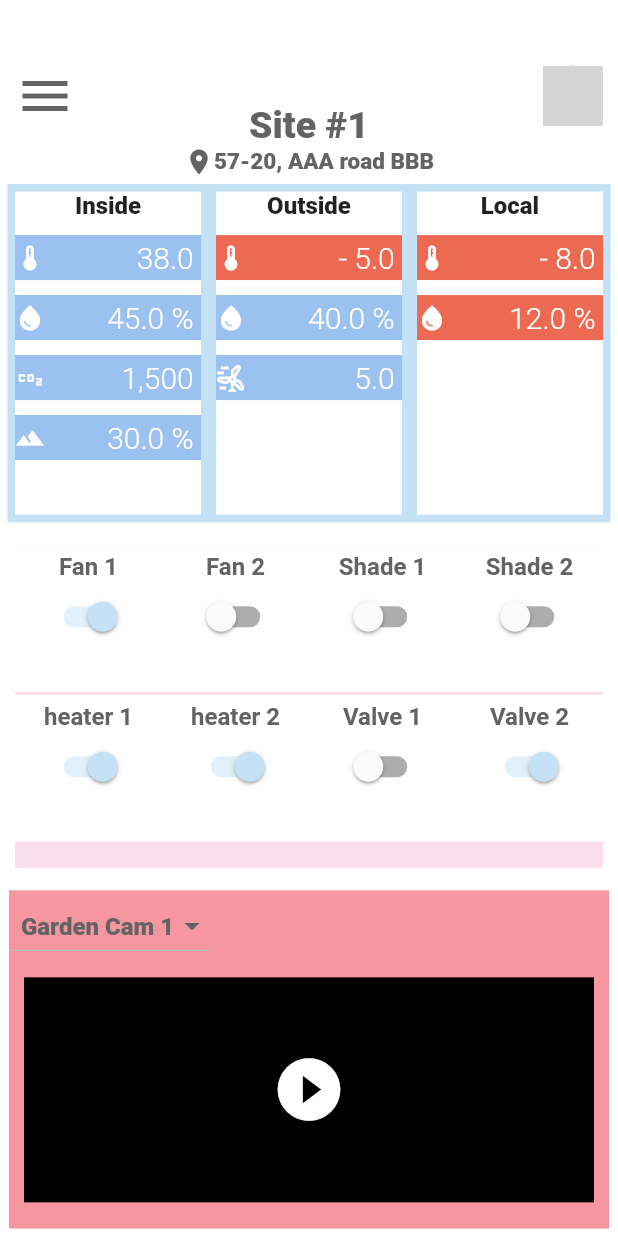
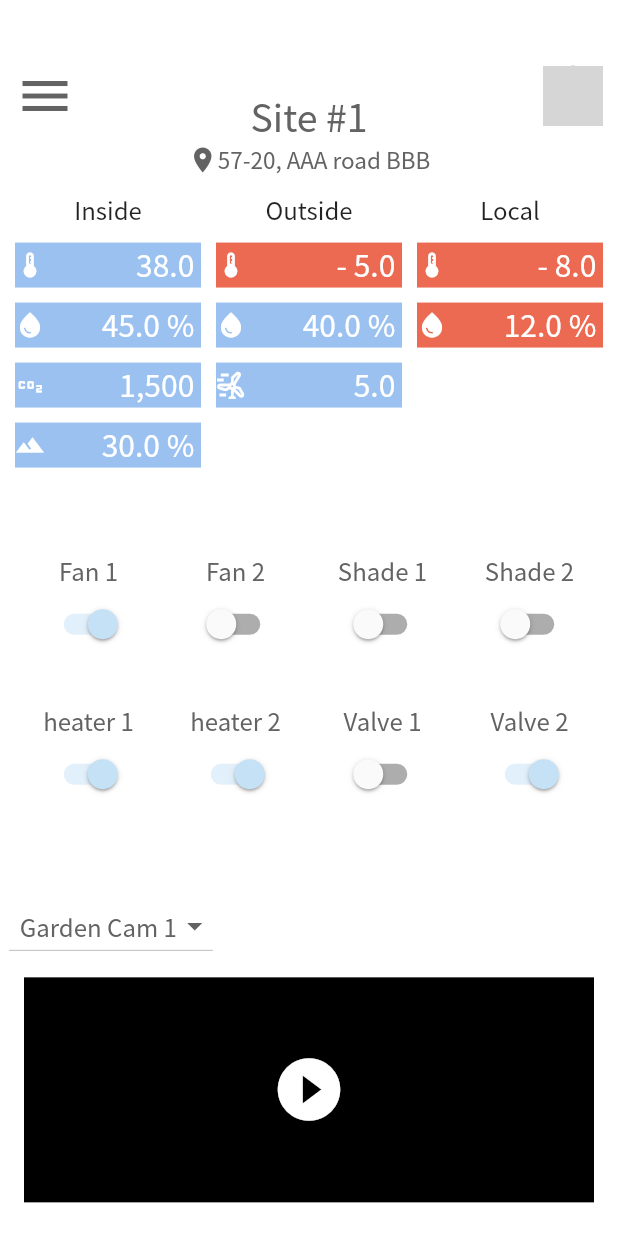
Before and after one commit to zrcn2sh/ggarden, a Flutter app: the HomeScreen screen opened directly, on a phone screen of 412 x 824 dp. Run offline on Flutter 3.47's test engine with Material 2 defaults, Android fonts, the phone set to English and light mode, and no system bars; grey boxes are pictures that could not be loaded.

Commit message:
Summary
디자인 수정

```diff
--- a/lib/main.dart
+++ b/lib/main.dart
@@ -13,6 +13,7 @@ class App extends StatelessWidget {
     return MaterialApp(
       theme: ThemeData(
           backgroundColor: Colors.white30,
+          fontFamily: 'NotoSansKR',
           textTheme: const TextTheme(
             headline1: TextStyle(
               color: Color.fromRGBO(147, 174, 193, 1),
--- a/lib/screens/home_screen.dart
+++ b/lib/screens/home_screen.dart
@@ -39,7 +39,7 @@ class _HomeScreenState extends State<HomeScreen> {
                             style: TextStyle(
                                 color: Theme.of(context).cardColor,
                                 fontSize: 25,
-                                fontWeight: FontWeight.w900),
+                                fontWeight: FontWeight.w100),
                           ),
                           Row(
                             children: [
@@ -49,7 +49,7 @@ class _HomeScreenState extends State<HomeScreen> {
                                   style: TextStyle(
                                       color: Theme.of(context).cardColor,
                                       fontSize: 15,
-                                      fontWeight: FontWeight.w900))
+                                      fontWeight: FontWeight.w100))
                             ],
                           )
                         ],
@@ -71,8 +71,7 @@ class _HomeScreenState extends State<HomeScreen> {
               fit: FlexFit.tight,
               flex: 2,
               child: Container(
-                  decoration: const BoxDecoration(
-                      color: Color.fromRGBO(196, 225, 246, 1)),
+                  decoration: const BoxDecoration(color: Colors.white38),
                   margin: const EdgeInsets.all(5),
                   child: Row(
                     mainAxisAlignment: MainAxisAlignment.spaceAround,
@@ -88,7 +87,7 @@ class _HomeScreenState extends State<HomeScreen> {
                               const Text(
                                 'Inside',
                                 style: TextStyle(
-                                    fontSize: 16, fontWeight: FontWeight.w900),
+                                    fontSize: 16, fontWeight: FontWeight.w100),
                               ),
                               const SizedBox(
                                 height: 10,
@@ -112,7 +111,7 @@ class _HomeScreenState extends State<HomeScreen> {
                                         style: TextStyle(
                                             color: Colors.white,
                                             fontSize: 20,
-                                            fontWeight: FontWeight.w300),
+                                            fontWeight: FontWeight.w100),
                                       )
                                     ],
                                   ),
@@ -140,7 +139,7 @@ class _HomeScreenState extends State<HomeScreen> {
                                         style: TextStyle(
                                             color: Colors.white,
                                             fontSize: 20,
-                                            fontWeight: FontWeight.w300),
+                                            fontWeight: FontWeight.w100),
                                       )
                                     ],
                                   ),
@@ -168,7 +167,7 @@ class _HomeScreenState extends State<HomeScreen> {
                                         style: TextStyle(
                                             color: Colors.white,
                                             fontSize: 20,
-                                            fontWeight: FontWeight.w300),
+                                            fontWeight: FontWeight.w100),
                                       )
                                     ],
                                   ),
@@ -196,7 +195,7 @@ class _HomeScreenState extends State<HomeScreen> {
                                         style: TextStyle(
                                             color: Colors.white,
                                             fontSize: 20,
-                                            fontWeight: FontWeight.w300),
+                                            fontWeight: FontWeight.w100),
                                       )
                                     ],
                                   ),
@@ -216,7 +215,7 @@ class _HomeScreenState extends State<HomeScreen> {
                               const Text(
                                 'Outside',
                                 style: TextStyle(
-                                    fontSize: 16, fontWeight: FontWeight.w900),
+                                    fontSize: 16, fontWeight: FontWeight.w100),
                               ),
                               const SizedBox(
                                 height: 10,
@@ -240,7 +239,7 @@ class _HomeScreenState extends State<HomeScreen> {
                                         style: TextStyle(
                                             color: Colors.white,
                                             fontSize: 20,
-                                            fontWeight: FontWeight.w300),
+                                            fontWeight: FontWeight.w100),
                                       )
                                     ],
                                   ),
@@ -268,7 +267,7 @@ class _HomeScreenState extends State<HomeScreen> {
                                         style: TextStyle(
                                             color: Colors.white,
                                             fontSize: 20,
-                                            fontWeight: FontWeight.w300),
+                                            fontWeight: FontWeight.w100),
                                       )
                                     ],
                                   ),
@@ -296,7 +295,7 @@ class _HomeScreenState extends State<HomeScreen> {
                                         style: TextStyle(
                                             color: Colors.white,
                                             fontSize: 20,
-                                            fontWeight: FontWeight.w300),
+                                            fontWeight: FontWeight.w100),
                                       )
                                     ],
                                   ),
@@ -316,7 +315,7 @@ class _HomeScreenState extends State<HomeScreen> {
                               const Text(
                                 'Local',
                                 style: TextStyle(
-                                    fontSize: 16, fontWeight: FontWeight.w900),
+                                    fontSize: 16, fontWeight: FontWeight.w100),
                               ),
                               const SizedBox(
                                 height: 10,
@@ -340,7 +339,7 @@ class _HomeScreenState extends State<HomeScreen> {
                                         style: TextStyle(
                                             color: Colors.white,
                                             fontSize: 20,
-                                            fontWeight: FontWeight.w300),
+                                            fontWeight: FontWeight.w100),
                                       )
                                     ],
                                   ),
@@ -368,7 +367,7 @@ class _HomeScreenState extends State<HomeScreen> {
                                         style: TextStyle(
                                             color: Colors.white,
                                             fontSize: 20,
-                                            fontWeight: FontWeight.w300),
+                                            fontWeight: FontWeight.w100),
                                       )
                                     ],
                                   ),
@@ -385,8 +384,7 @@ class _HomeScreenState extends State<HomeScreen> {
               fit: FlexFit.tight,
               flex: 2,
               child: Container(
-                  decoration: const BoxDecoration(
-                      color: Color.fromRGBO(250, 222, 235, 1)),
+                  decoration: const BoxDecoration(color: Colors.white),
                   margin: const EdgeInsets.all(10),
                   child: GridView.count(
                     mainAxisSpacing: 2,
@@ -409,7 +407,7 @@ class _HomeScreenState extends State<HomeScreen> {
                   margin: const EdgeInsets.all(5),
                   width: 400,
                   decoration: const BoxDecoration(
-                    color: Color.fromRGBO(245, 150, 161, 1),
+                    color: Colors.white38,
                   ),
                   child: Column(
                       crossAxisAlignment: CrossAxisAlignment.start,
@@ -429,12 +427,12 @@ class _HomeScreenState extends State<HomeScreen> {
                                       style: const TextStyle(
                                           fontSize: 16,
                                           color: Color.fromRGBO(99, 99, 99, 1),
-                                          fontWeight: FontWeight.w900),
+                                          fontWeight: FontWeight.w100),
                                     ),
                                   ))
                               .toList(),
                           onChanged: (value) {},
-                          dropdownColor: const Color.fromRGBO(245, 150, 161, 1),
+                          dropdownColor: Colors.white,
                         ),
                         Container(
                           margin: const EdgeInsets.all(10),
@@ -477,7 +475,8 @@ class ActuatorButton extends StatelessWidget {
               actuatorText,
               style: const TextStyle(
                   fontSize: 16,
-                  fontWeight: FontWeight.bold,
+                  fontFamily: 'NotoSansKR',
+                  fontWeight: FontWeight.w100,
                   color: Color.fromRGBO(99, 99, 99, 1)),
             ),
             Switch(
--- a/lib/screens/login.dart
+++ b/lib/screens/login.dart
@@ -16,11 +16,15 @@ class _Login extends State<Login> {
   Widget build(BuildContext context) {
     return Scaffold(
       backgroundColor: Colors.white,
-      body: Column(children: [
-        const Padding(padding: EdgeInsets.only(top: 300)),
+      body: Container(
+        margin: const EdgeInsets.only(top: 200, left: 20, right: 20),
+        child: Column(children: [
           const Text(
-          'G r u z a k',
-          style: TextStyle(fontSize: 40, fontFamily: 'NotoSans'),
+            'g r u z a k',
+            style: TextStyle(
+                fontSize: 40,
+                fontFamily: 'NotoSansKR',
+                fontWeight: FontWeight.w100),
           ),
           TextField(
             controller: controller,
@@ -40,7 +44,8 @@ class _Login extends State<Login> {
               height: 50.0,
               child: ElevatedButton(
                 onPressed: () async {
-                if (controller.text == 'admin' && controller2.text == '1234') {
+                  if (controller.text == 'admin' &&
+                      controller2.text == '1234') {
                     Navigator.push(
                         context,
                         MaterialPageRoute(
@@ -57,6 +62,7 @@ class _Login extends State<Login> {
                 ),
               ))
         ]),
+      ),
     );
   }
 }
```
Also changed, not shown: pubspec.yaml (+7 -6 lines), 10 other files. Lines whose indentation alone changed are shown as unchanged.
